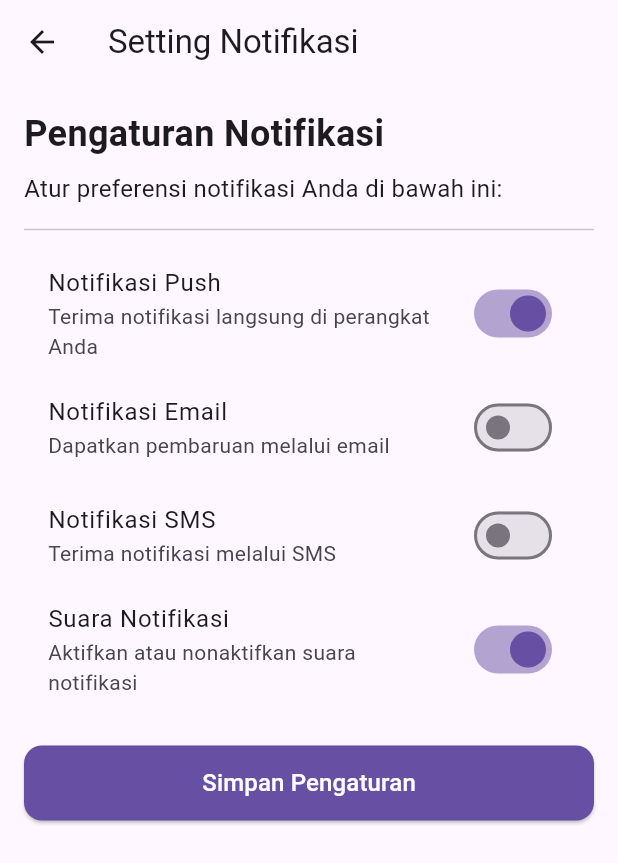
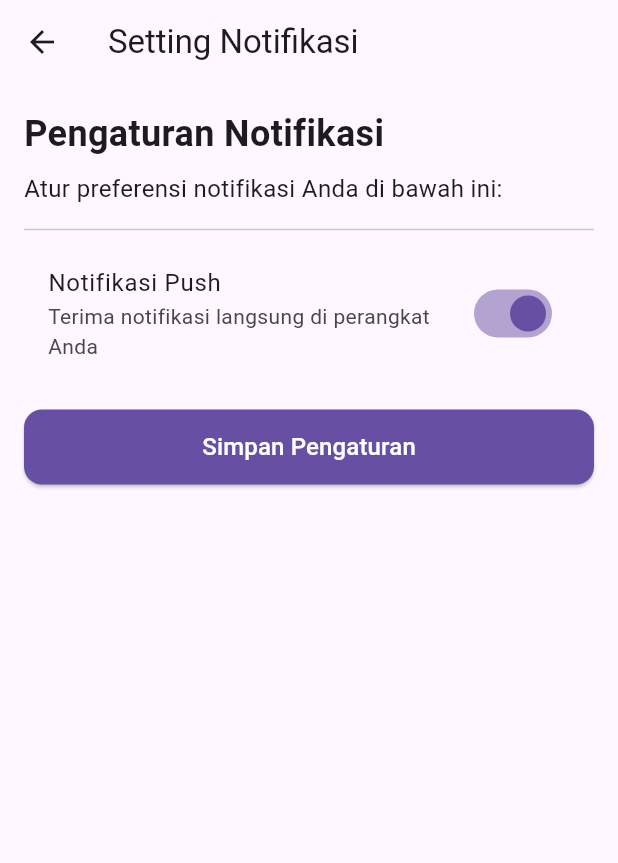
Before and after one commit to DevMossTeam/MediaExplant-Mobile, a Flutter app: the SettingNotifikasiScreen screen opened by its route, on a phone screen of 412 x 824 dp. Shown: the top 863 px of the screen. Run offline on Flutter 3.47's test engine with Material 3 defaults, Android fonts, the phone set to English and light mode, and no system bars; our stand-ins replace shared_preferences; accounts and stored records are empty.

Commit message:
Fix Notif

```diff
--- a/lib/features/settings/presentation/ui/screens/setting_notifikasi_screen.dart
+++ b/lib/features/settings/presentation/ui/screens/setting_notifikasi_screen.dart
@@ -9,9 +9,6 @@ class SettingNotifikasiScreen extends StatefulWidget {
 
 class _SettingNotifikasiScreenState extends State<SettingNotifikasiScreen> {
   bool _pushNotifications = true;
-  bool _emailNotifications = false;
-  bool _smsNotifications = false;
-  bool _soundNotifications = true;
 
   @override
   Widget build(BuildContext context) {
@@ -45,42 +42,6 @@ class _SettingNotifikasiScreenState extends State<SettingNotifikasiScreen> {
             },
             activeColor: Theme.of(context).primaryColor,
           ),
-          // Notifikasi Email
-          SwitchListTile(
-            title: const Text('Notifikasi Email'),
-            subtitle: const Text('Dapatkan pembaruan melalui email'),
-            value: _emailNotifications,
-            onChanged: (bool value) {
-              setState(() {
-                _emailNotifications = value;
-              });
-            },
-            activeColor: Theme.of(context).primaryColor,
-          ),
-          // Notifikasi SMS
-          SwitchListTile(
-            title: const Text('Notifikasi SMS'),
-            subtitle: const Text('Terima notifikasi melalui SMS'),
-            value: _smsNotifications,
-            onChanged: (bool value) {
-              setState(() {
-                _smsNotifications = value;
-              });
-            },
-            activeColor: Theme.of(context).primaryColor,
-          ),
-          // Suara Notifikasi
-          SwitchListTile(
-            title: const Text('Suara Notifikasi'),
-            subtitle: const Text('Aktifkan atau nonaktifkan suara notifikasi'),
-            value: _soundNotifications,
-            onChanged: (bool value) {
-              setState(() {
-                _soundNotifications = value;
-              });
-            },
-            activeColor: Theme.of(context).primaryColor,
-          ),
           const SizedBox(height: 24),
           // Tombol Simpan Pengaturan
           SizedBox(
```
Also changed, not shown: 4 other files.
